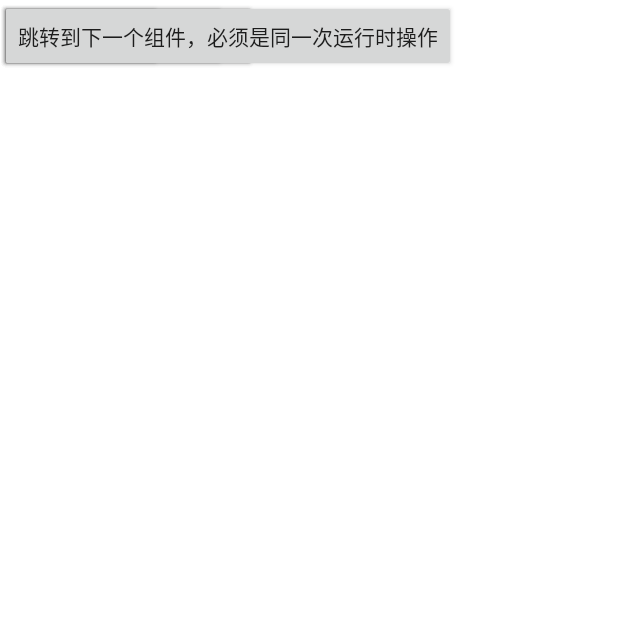
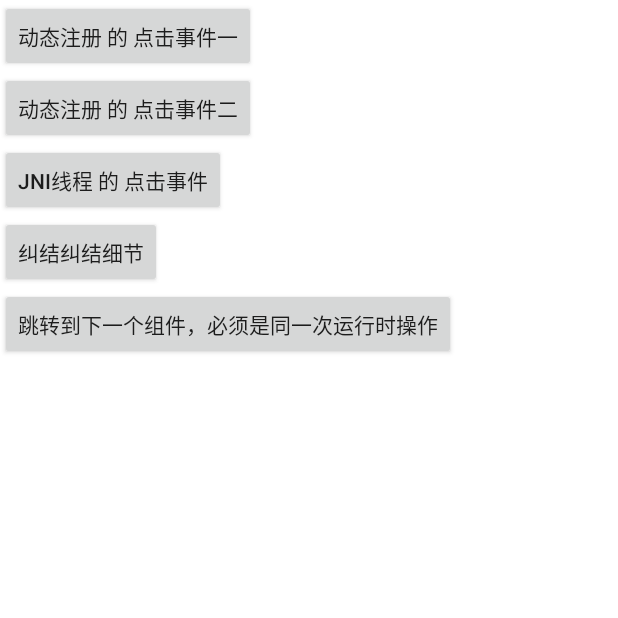
Before and after one commit to moruoyiming/NDK_Sample, an Android app: the DynamicActivity screen opened directly, with no data from a screen before it, on a phone screen of 412 x 824 dp, the top half of it. Run offline under Robolectric (Android 15) with nearby library versions, the phone set to English and light mode, and no system bars.

Commit message:
动态注册 多线程

```diff
--- a/app/src/main/java/com/example/ndk/MainActivity.java
+++ b/app/src/main/java/com/example/ndk/MainActivity.java
@@ -15,7 +15,7 @@ public class MainActivity extends AppCompatActivity implements View.OnClickListe
 
     public static final String TAG = MainActivity.class.getSimpleName();
 
-    private Button bt1, bt2, bt3, bt4, bt5,bt6;
+    private Button bt1, bt2, bt3, bt4, bt5, bt6, bt7;
 
     // Used to load the 'native-lib' library on application startup.
     static {
@@ -48,6 +48,9 @@ public class MainActivity extends AppCompatActivity implements View.OnClickListe
 
         bt6 = findViewById(R.id.button6);
         bt6.setOnClickListener(this);
+
+        bt7 = findViewById(R.id.button7);
+        bt7.setOnClickListener(this);
         changeName();
         changeAge();
         callAddMethod();
@@ -106,9 +109,9 @@ public class MainActivity extends AppCompatActivity implements View.OnClickListe
                 Student student = new Student();
                 student.name = "JRL";
                 student.age = 88;
-                putObject(student,"九阳神功");
+                putObject(student, "九阳神功");
                 Log.d(TAG, "student getName" + student.getName());
-                Log.d(TAG, "student getAge" + student.getAge()   );
+                Log.d(TAG, "student getAge" + student.getAge());
                 break;
             case R.id.button3:
                 insertObject();
@@ -120,11 +123,11 @@ public class MainActivity extends AppCompatActivity implements View.OnClickListe
                 delQuote();
                 break;
             case R.id.button6:
-                Intent intent =new Intent(MainActivity.this,ChangeVoiceActivity.class);
+                Intent intent = new Intent(MainActivity.this, ChangeVoiceActivity.class);
                 startActivity(intent);
                 break;
             case R.id.button7:
-                Intent dy =new Intent(MainActivity.this,DynamicActivity.class);
+                Intent dy = new Intent(MainActivity.this, DynamicActivity.class);
                 startActivity(dy);
                 break;
         }
--- a/app/src/main/res/layout/activity_dynamic.xml
+++ b/app/src/main/res/layout/activity_dynamic.xml
@@ -1,39 +1,36 @@
 <?xml version="1.0" encoding="utf-8"?>
-<RelativeLayout xmlns:android="http://schemas.android.com/apk/res/android"
+<LinearLayout xmlns:android="http://schemas.android.com/apk/res/android"
     android:layout_width="match_parent"
-    android:layout_height="match_parent">
-    <Button
-        android:layout_width="wrap_content"
-        android:layout_height="wrap_content"
-        android:text="动态注册 的 点击事件一"
-        android:onClick="dynamic01"
-        />
+    android:layout_height="match_parent"
+    android:orientation="vertical">
 
     <Button
         android:layout_width="wrap_content"
         android:layout_height="wrap_content"
-        android:text="动态注册 的 点击事件二"
-        android:onClick="dynamic02"
-        />
+        android:onClick="dynamic01"
+        android:text="动态注册 的 点击事件一" />
 
     <Button
         android:layout_width="wrap_content"
         android:layout_height="wrap_content"
-        android:text="JNI线程 的 点击事件"
-        android:onClick="nativeCallJava"
-        />
+        android:onClick="dynamic02"
+        android:text="动态注册 的 点击事件二" />
 
     <Button
         android:layout_width="wrap_content"
         android:layout_height="wrap_content"
-        android:text="纠结纠结细节"
-        android:onClick="clickMethod4"
-        />
+        android:onClick="nativeCallJava"
+        android:text="JNI线程 的 点击事件" />
 
     <Button
         android:layout_width="wrap_content"
         android:layout_height="wrap_content"
-        android:text="跳转到下一个组件，必须是同一次运行时操作"
+        android:onClick="clickMethod4"
+        android:text="纠结纠结细节" />
+
+    <Button
+        android:layout_width="wrap_content"
+        android:layout_height="wrap_content"
         android:onClick="clickMethod5"
-        />
-</RelativeLayout>
+        android:text="跳转到下一个组件，必须是同一次运行时操作" />
+</LinearLayout>
```
